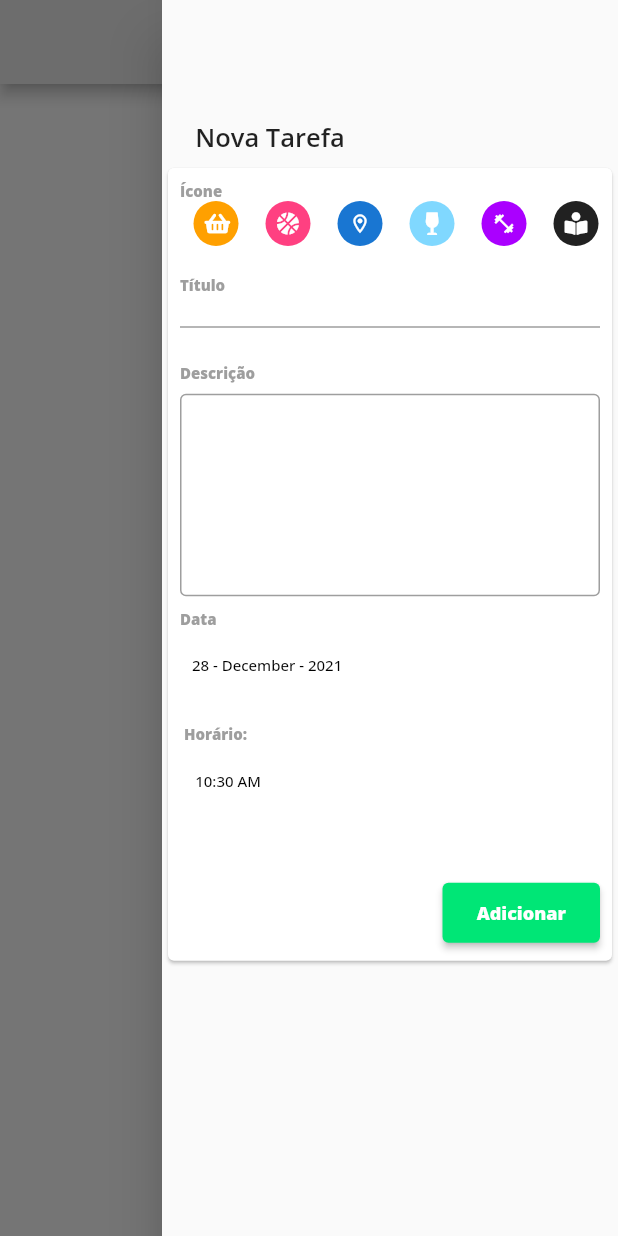
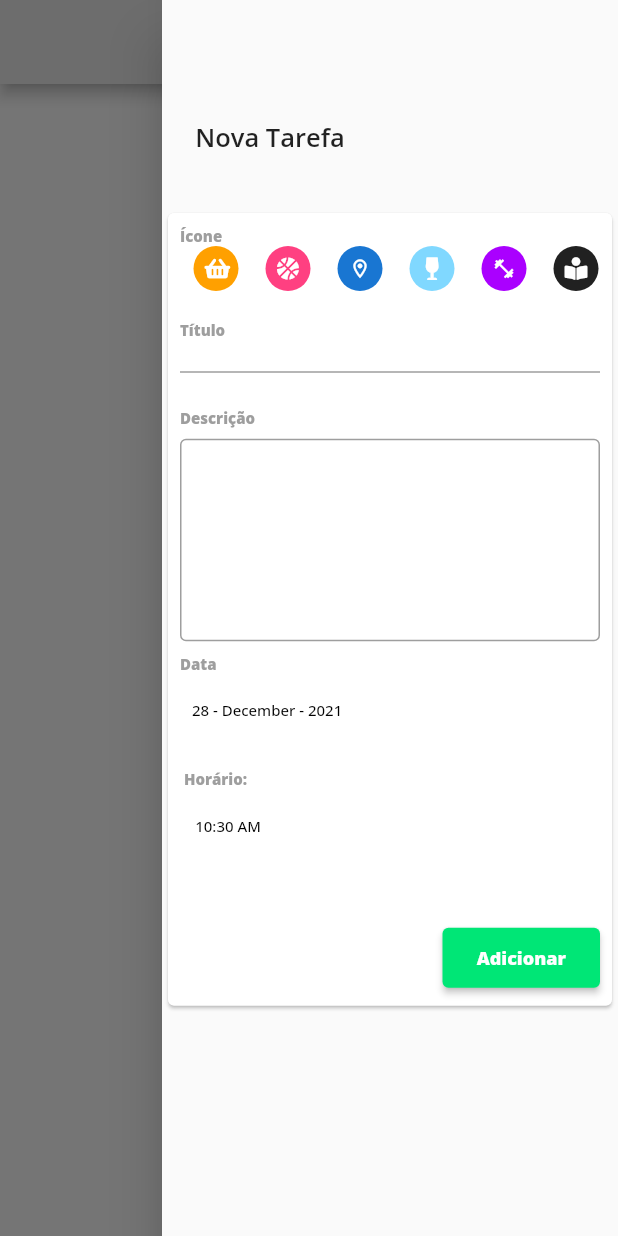
Before and after one commit to heloeng/Diario_De_Tarefas, a Flutter app: the screen it shows after launch, with the side drawer open, on a phone screen of 412 x 824 dp. Run offline on Flutter 3.47's test engine with Material 2 defaults, Android fonts, the phone set to English and light mode, and no system bars; our stand-ins replace font_awesome_flutter, google_fonts.

Commit message:
adding padding

```diff
--- a/lib/src/ui/components/to_do_list_component.dart
+++ b/lib/src/ui/components/to_do_list_component.dart
@@ -47,7 +47,7 @@ class _ToDoListComponentState extends State<ToDoListComponent> {
                     child: Card(
                       elevation: 10,
                       margin: const EdgeInsets.symmetric(
-                        vertical: 15,
+                        vertical: 10,
                         horizontal: 25,
                       ),
                       child: Container(
--- a/lib/src/ui/pages/home_page.dart
+++ b/lib/src/ui/pages/home_page.dart
@@ -46,7 +46,7 @@ class _MyHomePageState extends State<MyHomePage> {
                 ),
               ),
               Padding(
-                padding: const EdgeInsets.only(top: 5.0,),
+                padding: const EdgeInsets.only(top: 35, ),
                 child: ToDoListFormComponent(_addToDoList),
               )
             ],
```
